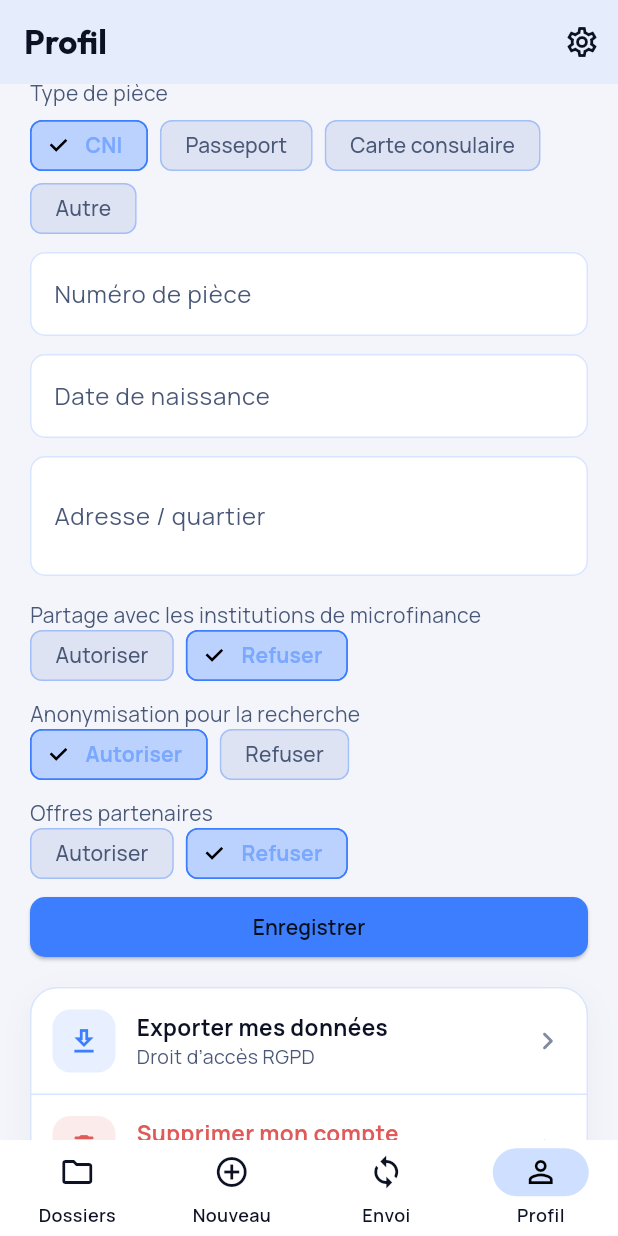
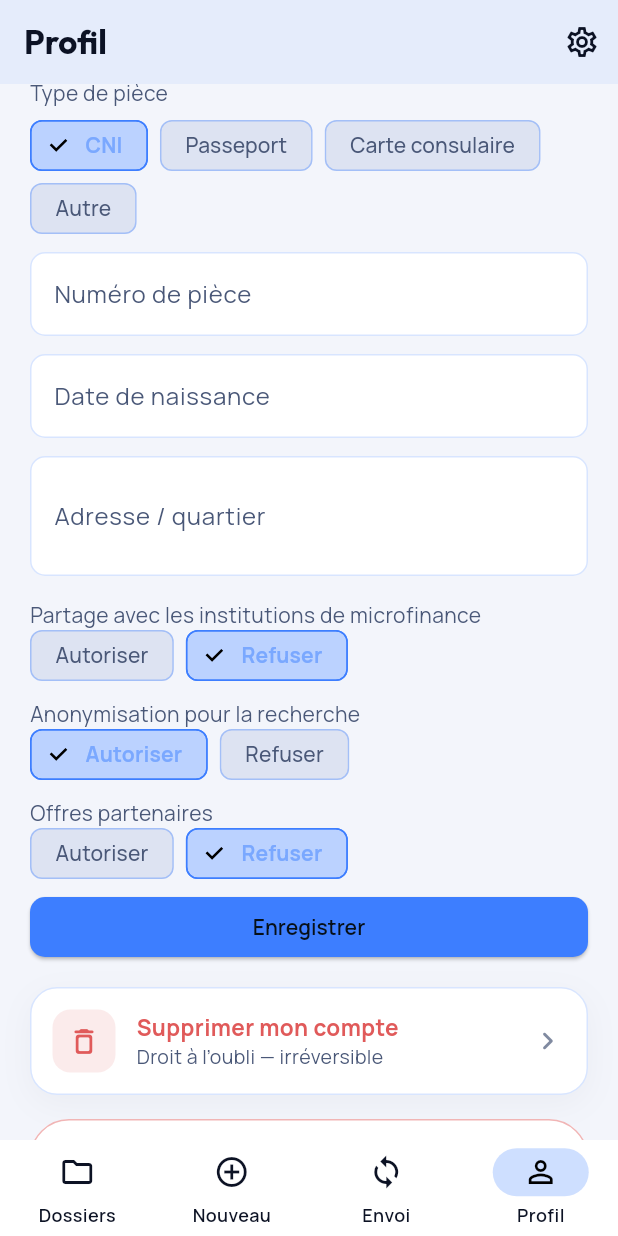
Before and after one commit to moumouniboukary/teriyascore, a Flutter app: the ProfilePage screen opened by its route, scrolled down 554 dp, on a phone screen of 412 x 824 dp. Run offline on Flutter 3.47's test engine with Material 3 defaults, Android fonts, the phone set to English and light mode, and no system bars; our stand-ins replace connectivity_plus, dio, flutter_local_notifications, flutter_riverpod, flutter_secure_storage, go_router and 3 more; accounts and stored records are empty; network calls fail.

Commit message:
Remove the non-working RGPD data export from the profile screen.
Co-authored-by: Cursor <cursoragent@cursor.com>

```diff
--- a/apps/mobile/lib/core/l10n/strings.dart
+++ b/apps/mobile/lib/core/l10n/strings.dart
@@ -48,7 +48,7 @@ class TsStrings {
     'aboutIntro':
         'TeriyaScore est le score de crédit terrain pour les coopératives DigiCoop et le secteur informel au Burkina Faso. Voici, en détail, comment chaque partie de l’application fonctionne.',
     'aboutFooter':
-        'Les données restent les vôtres. Identité et consentements se gèrent dans le Profil ; thème et sync dans Paramètres. Vous pouvez exporter vos données ou supprimer le compte depuis le Profil.',
+        'Les données restent les vôtres. Identité et consentements se gèrent dans le Profil ; thème et sync dans Paramètres. Vous pouvez supprimer le compte depuis le Profil.',
     'helpWhatTitle': 'À quoi sert TeriyaScore ?',
     'helpWhatBody':
         'TeriyaScore aide les agents DigiCoop à constituer un dossier de solvabilité sur le terrain, même hors ligne. Vous collectez les infos client (identité, historique coopérative, activité, capacité de remboursement), calculez un score, puis envoyez le dossier quand le réseau revient. La décision de crédit reste entièrement du ressort de l’agent et de la coopérative.',
@@ -84,7 +84,7 @@ class TsStrings {
         'Connexion par téléphone, code SMS et PIN. Un PIN local peut verrouiller l’app après une longue absence. Si le téléphone le permet, activez le déverrouillage biométrique (empreinte / visage) dans Paramètres.',
     'helpProfileTitle': 'Profil et Paramètres',
     'helpProfileBody':
-        'Le Profil sert à l’identité de l’agent : nom, coopérative, pièce d’identité (KYC), adresse, consentements, export RGPD et suppression de compte. Le thème, la biométrie et la file hors ligne sont dans Paramètres — pas dans le Profil.',
+        'Le Profil sert à l’identité de l’agent : nom, coopérative, pièce d’identité (KYC), adresse, consentements et suppression de compte. Le thème, la biométrie et la file hors ligne sont dans Paramètres — pas dans le Profil.',
     'helpSupport': 'Support',
     'profileIdentity': 'Identité & consentements',
     'profileShortcuts': 'Outils du dossier',
--- a/apps/mobile/lib/features/score_credit_profile.dart
+++ b/apps/mobile/lib/features/score_credit_profile.dart
@@ -216,40 +216,6 @@ class _ProfilePageState extends ConsumerState<ProfilePage> {
       }
     } finally {
       setState(() => saving = false);
-    }
-  }
-
-  Future<void> _exportData() async {
-    setState(() {
-      error = null;
-      message = null;
-    });
-    try {
-      final data = await ref.read(apiClientProvider).get<Map<String, dynamic>>(
-            '/me/export',
-            parse: (d) => Map<String, dynamic>.from(d as Map),
-          );
-      if (!mounted) return;
-      await showDialog<void>(
-        context: context,
-        builder: (ctx) => AlertDialog(
-          title: const Text('Export de mes données'),
-          content: Text(
-            'Export généré le ${data['exportedAt'] ?? '—'}.\n\n'
-            'Les données du compte sont disponibles via l’API '
-            'GET /me/export (JSON portable RGPD).',
-          ),
-          actions: [
-            TextButton(
-              onPressed: () => Navigator.of(ctx).pop(),
-              child: const Text('OK'),
-            ),
-          ],
-        ),
-      );
-      setState(() => message = 'Export prêt');
-    } on ApiException catch (e) {
-      setState(() => error = e.message);
     }
   }
 
@@ -505,7 +471,6 @@ class _ProfilePageState extends ConsumerState<ProfilePage> {
             TsPrimaryButton(label: t('save'), loading: saving, onPressed: _save),
             const SizedBox(height: 20),
             _PrivacyActions(
-              onExport: _exportData,
               onDelete: _deleteAccount,
               onLogout: () async {
                 await wipeLocalUserData(ref);
@@ -522,13 +487,11 @@ class _ProfilePageState extends ConsumerState<ProfilePage> {
 
 class _PrivacyActions extends StatelessWidget {
   const _PrivacyActions({
-    required this.onExport,
     required this.onDelete,
     required this.onLogout,
     required this.logoutLabel,
   });
 
-  final VoidCallback onExport;
   final VoidCallback onDelete;
   final VoidCallback onLogout;
   final String logoutLabel;
@@ -556,15 +519,6 @@ class _PrivacyActions extends StatelessWidget {
           clipBehavior: Clip.antiAlias,
           child: Column(
             children: [
-              _PrivacyActionTile(
-                icon: Icons.download_outlined,
-                iconColor: TsTokens.brand,
-                iconBg: TsTokens.brand.withValues(alpha: 0.12),
-                title: 'Exporter mes données',
-                subtitle: 'Droit d’accès RGPD',
-                onTap: onExport,
-              ),
-              Divider(height: 1, thickness: 1, color: TsTokens.line),
               _PrivacyActionTile(
                 icon: Icons.delete_outline_rounded,
                 iconColor: TsTokens.danger,
```
